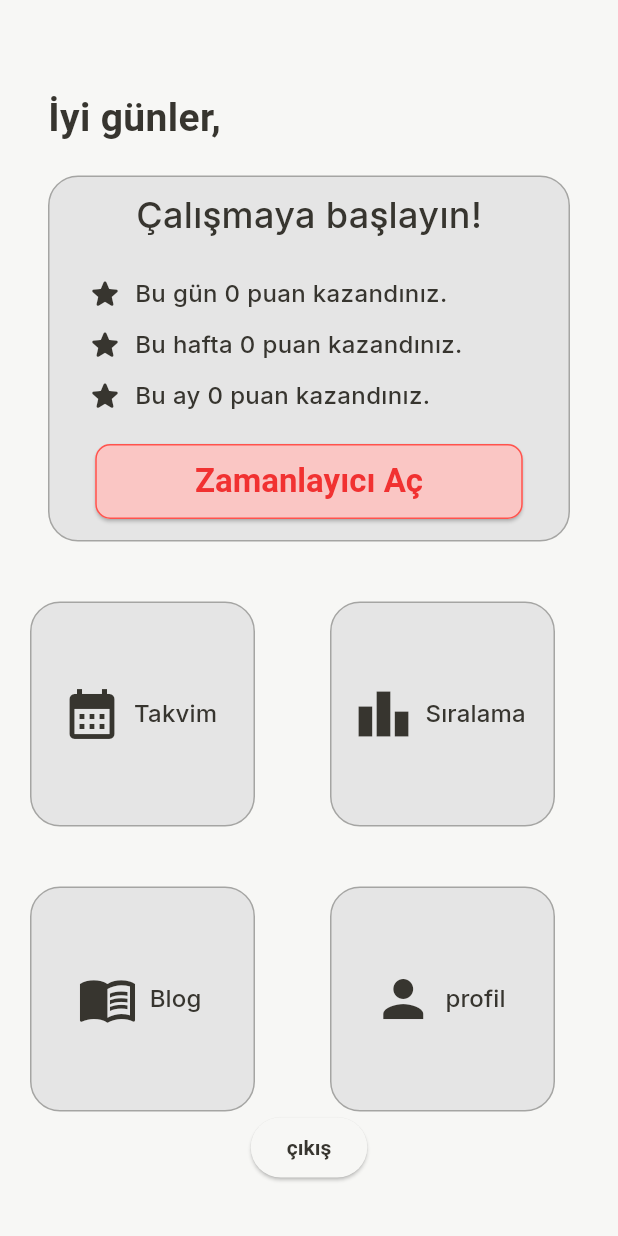
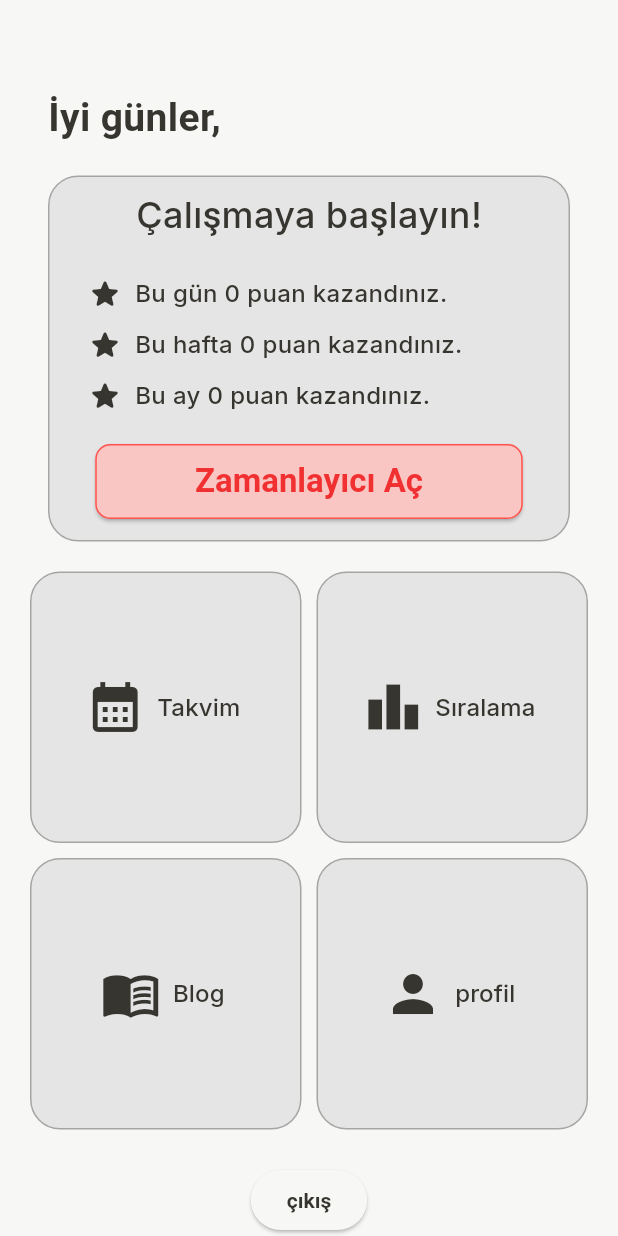
Before and after one commit to Renanuya/StudyON-MVP, a Flutter app: the screen it shows once a user with an empty profile is signed in, on a phone screen of 412 x 824 dp. Run offline on Flutter 3.47's test engine with Material 2 defaults, Android fonts, the phone set to English and light mode, and no system bars; our stand-ins replace audioplayers, circular_countdown_timer, cloud_firestore, equatable, expansion_tile_card, firebase_auth and 8 more; accounts and stored records are empty; Roboto replaces fonts that are missing (Nunito).

Commit message:
anasayfa gridview yapildi duzenlendi

```diff
--- a/lib/pages/homePage/view/home_page.dart
+++ b/lib/pages/homePage/view/home_page.dart
@@ -55,10 +55,14 @@ class _HomePageState extends State<HomePage> {
           Center(
             child: SizedBox(
               width: 348,
+              child: SingleChildScrollView(
+                scrollDirection: Axis.horizontal,
                 child: Row(
                   children: [
                     Text(
-                    user != null ? '$greeting, ${user.displayName}' : greeting,
+                      user != null
+                          ? '$greeting, ${user.displayName}'
+                          : greeting,
                       style: const TextStyle(
                         color: Color(0xFF37352F),
                         fontSize: 26,
@@ -66,7 +70,9 @@ class _HomePageState extends State<HomePage> {
                         fontWeight: FontWeight.w700,
                       ),
                     ),
+                    // Diğer yatayda yer almasını istediğiniz widget'ları buraya ekleyebilirsiniz.
                   ],
+                ),
               ),
             ),
           ),
@@ -215,17 +221,15 @@ class _HomePageState extends State<HomePage> {
               ],
             ),
           ),
-          Column(
-            children: [
-              Row(
-                children: [
-                  Padding(
-                    padding: const EdgeInsets.only(
-                      left: 20,
-                      right: 50,
-                      top: 40,
-                    ),
-                    child: Container(
+          Expanded(
+            child: GridView.count(
+              primary: false,
+              padding: const EdgeInsets.all(20),
+              crossAxisSpacing: 10,
+              mainAxisSpacing: 10,
+              crossAxisCount: 2,
+              children: <Widget>[
+                Container(
                   width: 150,
                   height: 150,
                   decoration: BoxDecoration(
@@ -284,12 +288,7 @@ class _HomePageState extends State<HomePage> {
                     },
                   ),
                 ),
-                  ),
-                  Padding(
-                    padding: const EdgeInsets.only(
-                      top: 40,
-                    ),
-                    child: Container(
+                Container(
                   width: 150,
                   height: 150,
                   decoration: BoxDecoration(
@@ -314,18 +313,7 @@ class _HomePageState extends State<HomePage> {
                     },
                   ),
                 ),
-                  ),
-                ],
-              ),
-              Row(
-                children: [
-                  Padding(
-                    padding: const EdgeInsets.only(
-                      left: 20,
-                      right: 50,
-                      top: 40,
-                    ),
-                    child: Container(
+                Container(
                   width: 150,
                   height: 150,
                   decoration: BoxDecoration(
@@ -345,19 +333,12 @@ class _HomePageState extends State<HomePage> {
                       style: TextStyle(fontSize: 16),
                     ),
                     onPressed: () {
-                          NavigationService.instance.navigateToPage(
-                              path: NavigationConstants.blogPage);
+                      NavigationService.instance
+                          .navigateToPage(path: NavigationConstants.blogPage);
                     },
                   ),
                 ),
-                  ),
-                  Padding(
-                    padding: const EdgeInsets.only(
-                      top: 40,
-                    ),
-                    child: Container(
-                      width: 150,
-                      height: 150,
+                Container(
                   decoration: BoxDecoration(
                     borderRadius: BorderRadius.circular(20),
                     color: const Color(0xFFE5E5E5),
@@ -380,10 +361,8 @@ class _HomePageState extends State<HomePage> {
                     },
                   ),
                 ),
-                  ),
               ],
             ),
-            ],
           ),
           ElevatedButton(
               onPressed: () {
--- a/lib/pages/rankPages/view/rank_page.dart
+++ b/lib/pages/rankPages/view/rank_page.dart
@@ -685,7 +685,7 @@ class _RankPageState extends State<RankPage>
                                 },
                               ),
                             ),
-                          )
+                          ),
                         ],
                       ),
 
@@ -1600,7 +1600,7 @@ class _RankPageState extends State<RankPage>
                                   },
                                 ),
                               ),
-                            )
+                            ),
                           ],
                         ),
                       ),
```
Also changed, not shown: 1 other file. Lines whose indentation alone changed are shown as unchanged.
